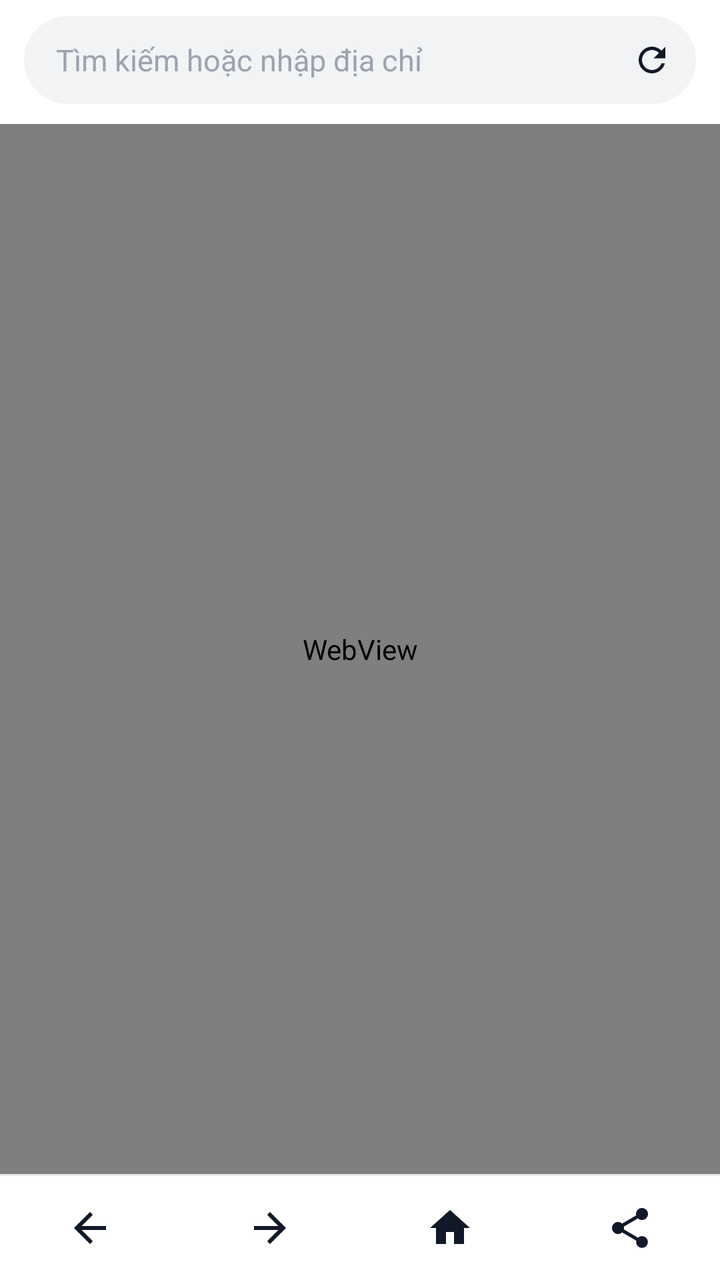
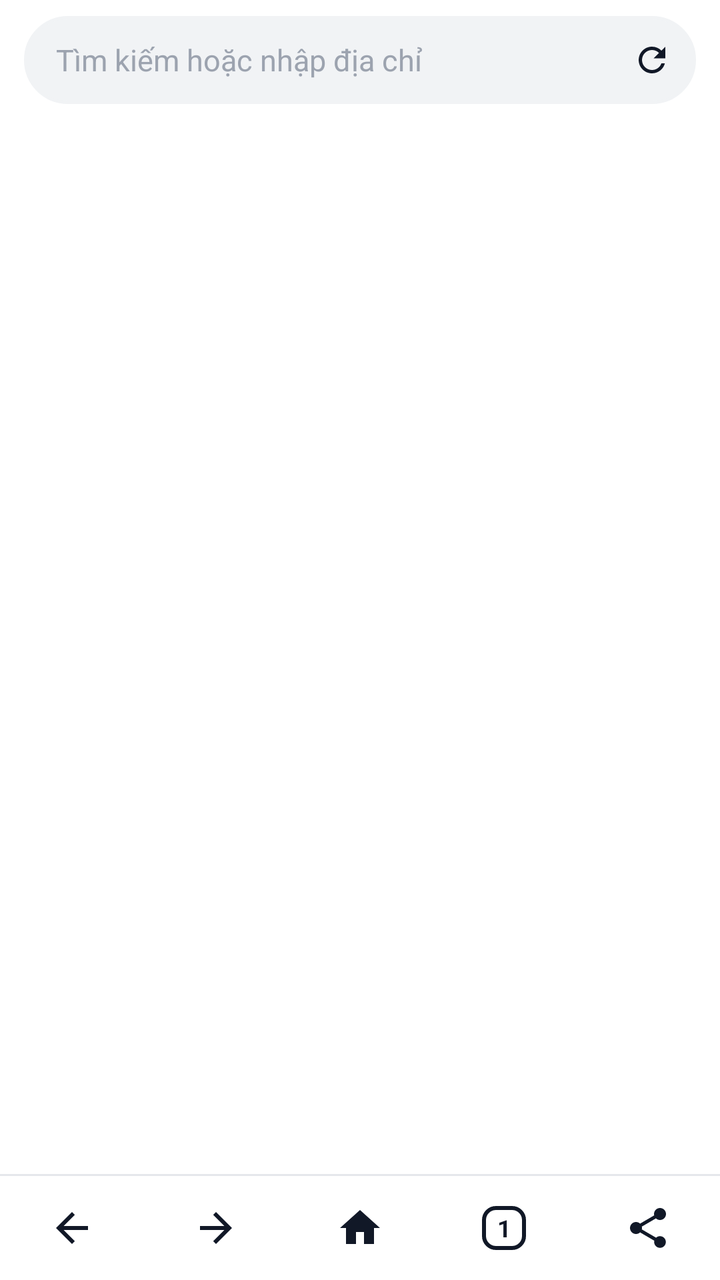

Before-and-after screenshots of an Android layout around one commit, followed by the original layout XML and the change that was made.
<!-- AndroidManifest.xml: application theme Theme.LightBrowser -->
<!-- res/layout/activity_main.xml -->
<?xml version="1.0" encoding="utf-8"?>
<LinearLayout xmlns:android="http://schemas.android.com/apk/res/android"
    android:layout_width="match_parent"
    android:layout_height="match_parent"
    android:background="@color/white"
    android:fitsSystemWindows="true"
    android:orientation="vertical">

    <LinearLayout
        android:layout_width="match_parent"
        android:layout_height="wrap_content"
        android:background="@color/white"
        android:paddingStart="12dp"
        android:paddingTop="8dp"
        android:paddingEnd="12dp"
        android:paddingBottom="8dp">

        <LinearLayout
            android:id="@+id/addressPill"
            android:layout_width="match_parent"
            android:layout_height="44dp"
            android:background="@drawable/bg_pill"
            android:gravity="center_vertical"
            android:orientation="horizontal"
            android:paddingStart="16dp"
            android:paddingEnd="4dp">

            <EditText
                android:id="@+id/urlBar"
                android:layout_width="0dp"
                android:layout_height="match_parent"
                android:layout_weight="1"
                android:background="@null"
                android:hint="@string/hint_address"
                android:imeOptions="actionGo"
                android:importantForAutofill="no"
                android:inputType="textUri"
                android:maxLines="1"
                android:selectAllOnFocus="true"
                android:textColor="@color/ink"
                android:textColorHint="@color/ink_soft"
                android:textSize="15sp" />

            <ImageView
                android:id="@+id/btnReload"
                android:layout_width="36dp"
                android:layout_height="36dp"
                android:contentDescription="@string/cd_reload"
                android:padding="8dp"
                android:src="@drawable/ic_reload" />
        </LinearLayout>
    </LinearLayout>

    <ProgressBar
        android:id="@+id/progress"
        style="@style/Widget.AppCompat.ProgressBar.Horizontal"
        android:layout_width="match_parent"
        android:layout_height="2dp"
        android:indeterminate="false"
        android:max="100"
        android:progressDrawable="@drawable/progress_line"
        android:visibility="invisible" />

    <WebView
        android:id="@+id/webView"
        android:layout_width="match_parent"
        android:layout_height="0dp"
        android:layout_weight="1" />

    <View
        android:layout_width="match_parent"
        android:layout_height="1dp"
        android:background="@color/line" />

    <LinearLayout
        android:layout_width="match_parent"
        android:layout_height="52dp"
        android:background="@color/white"
        android:orientation="horizontal">

        <ImageView
            android:id="@+id/btnBack"
            android:layout_width="0dp"
            android:layout_height="match_parent"
            android:layout_weight="1"
            android:contentDescription="@string/cd_back"
            android:padding="14dp"
            android:src="@drawable/ic_back" />

        <ImageView
            android:id="@+id/btnForward"
            android:layout_width="0dp"
            android:layout_height="match_parent"
            android:layout_weight="1"
            android:contentDescription="@string/cd_forward"
            android:padding="14dp"
            android:src="@drawable/ic_forward" />

        <ImageView
            android:id="@+id/btnHome"
            android:layout_width="0dp"
            android:layout_height="match_parent"
            android:layout_weight="1"
            android:contentDescription="@string/cd_home"
            android:padding="14dp"
            android:src="@drawable/ic_home" />

        <ImageView
            android:id="@+id/btnShare"
            android:layout_width="0dp"
            android:layout_height="match_parent"
            android:layout_weight="1"
            android:contentDescription="@string/cd_share"
            android:padding="14dp"
            android:src="@drawable/ic_share" />
    </LinearLayout>
</LinearLayout>
<!-- resources referenced by this layout -->
<resources>
  <color name="ink">#111827</color>
  <color name="ink_soft">#9CA3AF</color>
  <color name="line">#E5E7EB</color>
  <color name="white">#FFFFFF</color>
  <!-- drawable bg_pill (drawable) -->
  <selector xmlns:android="http://schemas.android.com/apk/res/android">
      <item android:state_activated="true" android:drawable="@drawable/bg_pill_active" />
      <item android:drawable="@drawable/bg_pill_idle" />
  </selector>
  <!-- drawable ic_back (drawable) -->
  <vector xmlns:android="http://schemas.android.com/apk/res/android"
      android:width="24dp"
      android:height="24dp"
      android:viewportWidth="24"
      android:viewportHeight="24"
      android:tint="@color/ink">
      <path
          android:fillColor="#FF000000"
          android:pathData="M20,11H7.83l5.59,-5.59L12,4l-8,8 8,8 1.41,-1.41L7.83,13H20v-2z" />
  </vector>
  <!-- drawable ic_forward (drawable) -->
  <vector xmlns:android="http://schemas.android.com/apk/res/android"
      android:width="24dp"
      android:height="24dp"
      android:viewportWidth="24"
      android:viewportHeight="24"
      android:tint="@color/ink">
      <path
          android:fillColor="#FF000000"
          android:pathData="M12,4l-1.41,1.41L16.17,11H4v2h12.17l-5.58,5.59L12,20l8,-8z" />
  </vector>
  <!-- drawable ic_home (drawable) -->
  <vector xmlns:android="http://schemas.android.com/apk/res/android"
      android:width="24dp"
      android:height="24dp"
      android:viewportWidth="24"
      android:viewportHeight="24"
      android:tint="@color/ink">
      <path
          android:fillColor="#FF000000"
          android:pathData="M10,20v-6h4v6h5v-8h3L12,3 2,12h3v8z" />
  </vector>
  <string name="cd_back">Quay lại</string>
  <string name="cd_forward">Tiến tới</string>
  <string name="cd_home">Trang chủ</string>
  <string name="cd_reload">Tải lại</string>
  <string name="cd_share">Chia sẻ</string>
  <string name="hint_address">Tìm kiếm hoặc nhập địa chỉ</string>
  <style name="Theme.LightBrowser" parent="Theme.AppCompat.Light.NoActionBar">
          <item name="colorAccent">@color/accent</item>
          <item name="colorPrimary">@color/white</item>
          <item name="android:windowBackground">@color/white</item>
          <item name="android:statusBarColor">@color/white</item>
          <item name="android:navigationBarColor">@color/white</item>
          <item name="android:textColorHint">@color/ink_soft</item>
      </style>
  <!-- drawable bg_pill_active (drawable) -->
  <shape xmlns:android="http://schemas.android.com/apk/res/android" android:shape="rectangle">
      <solid android:color="@color/white" />
      <stroke android:width="1.5dp" android:color="@color/accent" />
      <corners android:radius="22dp" />
  </shape>
  <!-- drawable bg_pill_idle (drawable) -->
  <shape xmlns:android="http://schemas.android.com/apk/res/android" android:shape="rectangle">
      <solid android:color="@color/pill" />
      <stroke android:width="1.5dp" android:color="@color/pill" />
      <corners android:radius="22dp" />
  </shape>
  <color name="accent">#2563EB</color>
  <color name="pill">#F1F3F5</color>
  <!-- unchanged entries left out for length: 3 -->
</resources>

<!-- the commit's change to res/layout/activity_main.xml (unified diff, before → after) -->
@@ -1,117 +1,223 @@
 <?xml version="1.0" encoding="utf-8"?>
-<LinearLayout xmlns:android="http://schemas.android.com/apk/res/android"
+<FrameLayout xmlns:android="http://schemas.android.com/apk/res/android"
     android:layout_width="match_parent"
     android:layout_height="match_parent"
     android:background="@color/white"
-    android:fitsSystemWindows="true"
-    android:orientation="vertical">
+    android:fitsSystemWindows="true">
 
     <LinearLayout
         android:layout_width="match_parent"
-        android:layout_height="wrap_content"
-        android:background="@color/white"
-        android:paddingStart="12dp"
-        android:paddingTop="8dp"
-        android:paddingEnd="12dp"
-        android:paddingBottom="8dp">
+        android:layout_height="match_parent"
+        android:orientation="vertical">
 
         <LinearLayout
-            android:id="@+id/addressPill"
-            android:layout_width="match_parent"
-            android:layout_height="44dp"
-            android:background="@drawable/bg_pill"
-            android:gravity="center_vertical"
-            android:orientation="horizontal"
-            android:paddingStart="16dp"
-            android:paddingEnd="4dp">
-
-            <EditText
-                android:id="@+id/urlBar"
-                android:layout_width="0dp"
-                android:layout_height="match_parent"
-                android:layout_weight="1"
-                android:background="@null"
-                android:hint="@string/hint_address"
-                android:imeOptions="actionGo"
-                android:importantForAutofill="no"
-                android:inputType="textUri"
-                android:maxLines="1"
-                android:selectAllOnFocus="true"
-                android:textColor="@color/ink"
-                android:textColorHint="@color/ink_soft"
-                android:textSize="15sp" />
-
-            <ImageView
-                android:id="@+id/btnReload"
-                android:layout_width="36dp"
-                android:layout_height="36dp"
-                android:contentDescription="@string/cd_reload"
-                android:padding="8dp"
-                android:src="@drawable/ic_reload" />
+            android:layout_width="match_parent"
+            android:layout_height="wrap_content"
+            android:background="@color/white"
+            android:paddingStart="12dp"
+            android:paddingTop="8dp"
+            android:paddingEnd="12dp"
+            android:paddingBottom="8dp">
+
+            <LinearLayout
+                android:id="@+id/addressPill"
+                android:layout_width="match_parent"
+                android:layout_height="44dp"
+                android:background="@drawable/bg_pill"
+                android:gravity="center_vertical"
+                android:orientation="horizontal"
+                android:paddingStart="16dp"
+                android:paddingEnd="4dp">
+
+                <EditText
+                    android:id="@+id/urlBar"
+                    android:layout_width="0dp"
+                    android:layout_height="match_parent"
+                    android:layout_weight="1"
+                    android:background="@null"
+                    android:hint="@string/hint_address"
+                    android:imeOptions="actionGo"
+                    android:importantForAutofill="no"
+                    android:inputType="textUri"
+                    android:maxLines="1"
+                    android:selectAllOnFocus="true"
+                    android:textColor="@color/ink"
+                    android:textColorHint="@color/ink_soft"
+                    android:textSize="15sp" />
+
+                <ImageView
+                    android:id="@+id/btnReload"
+                    android:layout_width="36dp"
+                    android:layout_height="36dp"
+                    android:contentDescription="@string/cd_reload"
+                    android:padding="8dp"
+                    android:src="@drawable/ic_reload" />
+            </LinearLayout>
+        </LinearLayout>
+
+        <ProgressBar
+            android:id="@+id/progress"
+            style="@style/Widget.AppCompat.ProgressBar.Horizontal"
+            android:layout_width="match_parent"
+            android:layout_height="2dp"
+            android:indeterminate="false"
+            android:max="100"
+            android:progressDrawable="@drawable/progress_line"
+            android:visibility="invisible" />
+
+        <FrameLayout
+            android:id="@+id/webContainer"
+            android:layout_width="match_parent"
+            android:layout_height="0dp"
+            android:layout_weight="1" />
+
+        <View
+            android:layout_width="match_parent"
+            android:layout_height="1dp"
+            android:background="@color/line" />
+
+        <LinearLayout
+            android:layout_width="match_parent"
+            android:layout_height="52dp"
+            android:background="@color/white"
+            android:orientation="horizontal">
+
+            <ImageView
+                android:id="@+id/btnBack"
+                android:layout_width="0dp"
+                android:layout_height="match_parent"
+                android:layout_weight="1"
+                android:contentDescription="@string/cd_back"
+                android:padding="14dp"
+                android:src="@drawable/ic_back" />
+
+            <ImageView
+                android:id="@+id/btnForward"
+                android:layout_width="0dp"
+                android:layout_height="match_parent"
+                android:layout_weight="1"
+                android:contentDescription="@string/cd_forward"
+                android:padding="14dp"
+                android:src="@drawable/ic_forward" />
+
+            <ImageView
+                android:id="@+id/btnHome"
+                android:layout_width="0dp"
+                android:layout_height="match_parent"
+                android:layout_weight="1"
+                android:contentDescription="@string/cd_home"
+                android:padding="14dp"
+                android:src="@drawable/ic_home" />
+
+            <FrameLayout
+                android:id="@+id/btnTabs"
+                android:layout_width="0dp"
+                android:layout_height="match_parent"
+                android:layout_weight="1"
+                android:contentDescription="@string/cd_tabs">
+
+                <TextView
+                    android:id="@+id/tabCount"
+                    android:layout_width="22dp"
+                    android:layout_height="22dp"
+                    android:layout_gravity="center"
+                    android:background="@drawable/bg_tab_count"
+                    android:gravity="center"
+                    android:text="1"
+                    android:textColor="@color/ink"
+                    android:textSize="12sp"
+                    android:textStyle="bold" />
+            </FrameLayout>
+
+            <ImageView
+                android:id="@+id/btnShare"
+                android:layout_width="0dp"
+                android:layout_height="match_parent"
+                android:layout_weight="1"
+                android:contentDescription="@string/cd_share"
+                android:padding="14dp"
+                android:src="@drawable/ic_share" />
         </LinearLayout>
     </LinearLayout>
 
-    <ProgressBar
-        android:id="@+id/progress"
-        style="@style/Widget.AppCompat.ProgressBar.Horizontal"
+    
+    <LinearLayout
+        android:id="@+id/tabsOverlay"
         android:layout_width="match_parent"
-        android:layout_height="2dp"
-        android:indeterminate="false"
-        android:max="100"
-        android:progressDrawable="@drawable/progress_line"
-        android:visibility="invisible" />
-
-    <WebView
-        android:id="@+id/webView"
+        android:layout_height="match_parent"
+        android:background="@color/white"
+        android:clickable="true"
+        android:focusable="true"
+        android:orientation="vertical"
+        android:visibility="gone">
+
+        <TextView
+            android:layout_width="match_parent"
+            android:layout_height="wrap_content"
+            android:paddingStart="20dp"
+            android:paddingTop="16dp"
+            android:paddingEnd="20dp"
+            android:paddingBottom="8dp"
+            android:text="@string/tabs_title"
+            android:textColor="@color/ink"
+            android:textSize="20sp"
+            android:textStyle="bold" />
+
+        <ScrollView
+            android:layout_width="match_parent"
+            android:layout_height="0dp"
+            android:layout_weight="1"
+            android:clipToPadding="false"
+            android:paddingStart="12dp"
+            android:paddingTop="4dp"
+            android:paddingEnd="12dp"
+            android:paddingBottom="4dp">
+
+            <LinearLayout
+                android:id="@+id/tabList"
+                android:layout_width="match_parent"
+                android:layout_height="wrap_content"
+                android:orientation="vertical" />
+        </ScrollView>
+
+        <LinearLayout
+            android:layout_width="match_parent"
+            android:layout_height="wrap_content"
+            android:orientation="horizontal"
+            android:padding="12dp">
+
+            <TextView
+                android:id="@+id/btnNewTab"
+                android:layout_width="0dp"
+                android:layout_height="48dp"
+                android:layout_marginEnd="8dp"
+                android:layout_weight="1"
+                android:background="@drawable/bg_btn_primary"
+                android:gravity="center"
+                android:text="@string/new_tab"
+                android:textColor="@color/white"
+                android:textSize="15sp"
+                android:textStyle="bold" />
+
+            <TextView
+                android:id="@+id/btnDone"
+                android:layout_width="0dp"
+                android:layout_height="48dp"
+                android:layout_weight="1"
+                android:background="@drawable/bg_btn_soft"
+                android:gravity="center"
+                android:text="@string/done"
+                android:textColor="@color/ink"
+                android:textSize="15sp"
+                android:textStyle="bold" />
+        </LinearLayout>
+    </LinearLayout>
+
+    
+    <FrameLayout
+        android:id="@+id/fullscreenHost"
         android:layout_width="match_parent"
-        android:layout_height="0dp"
-        android:layout_weight="1" />
-
-    <View
-        android:layout_width="match_parent"
-        android:layout_height="1dp"
-        android:background="@color/line" />
-
-    <LinearLayout
-        android:layout_width="match_parent"
-        android:layout_height="52dp"
-        android:background="@color/white"
-        android:orientation="horizontal">
-
-        <ImageView
-            android:id="@+id/btnBack"
-            android:layout_width="0dp"
-            android:layout_height="match_parent"
-            android:layout_weight="1"
-            android:contentDescription="@string/cd_back"
-            android:padding="14dp"
-            android:src="@drawable/ic_back" />
-
-        <ImageView
-            android:id="@+id/btnForward"
-            android:layout_width="0dp"
-            android:layout_height="match_parent"
-            android:layout_weight="1"
-            android:contentDescription="@string/cd_forward"
-            android:padding="14dp"
-            android:src="@drawable/ic_forward" />
-
-        <ImageView
-            android:id="@+id/btnHome"
-            android:layout_width="0dp"
-            android:layout_height="match_parent"
-            android:layout_weight="1"
-            android:contentDescription="@string/cd_home"
-            android:padding="14dp"
-            android:src="@drawable/ic_home" />
-
-        <ImageView
-            android:id="@+id/btnShare"
-            android:layout_width="0dp"
-            android:layout_height="match_parent"
-            android:layout_weight="1"
-            android:contentDescription="@string/cd_share"
-            android:padding="14dp"
-            android:src="@drawable/ic_share" />
-    </LinearLayout>
-</LinearLayout>
+        android:layout_height="match_parent"
+        android:background="#000000"
+        android:visibility="gone" />
+</FrameLayout>
<!-- resource entries referenced after the edit -->
@@ -4,11 +4,26 @@
   <color name="ink_soft">#9CA3AF</color>
   <color name="line">#E5E7EB</color>
   <color name="white">#FFFFFF</color>
+  <!-- drawable bg_btn_primary (drawable) -->
+  <shape xmlns:android="http://schemas.android.com/apk/res/android" android:shape="rectangle">
+      <solid android:color="@color/accent" />
+      <corners android:radius="24dp" />
+  </shape>
+  <!-- drawable bg_btn_soft (drawable) -->
+  <shape xmlns:android="http://schemas.android.com/apk/res/android" android:shape="rectangle">
+      <solid android:color="@color/pill" />
+      <corners android:radius="24dp" />
+  </shape>
   <!-- drawable bg_pill (drawable) -->
   <selector xmlns:android="http://schemas.android.com/apk/res/android">
       <item android:state_activated="true" android:drawable="@drawable/bg_pill_active" />
       <item android:drawable="@drawable/bg_pill_idle" />
   </selector>
+  <!-- drawable bg_tab_count (drawable) -->
+  <shape xmlns:android="http://schemas.android.com/apk/res/android" android:shape="rectangle">
+      <stroke android:width="2dp" android:color="@color/ink" />
+      <corners android:radius="6dp" />
+  </shape>
   <!-- drawable ic_back (drawable) -->
   <vector xmlns:android="http://schemas.android.com/apk/res/android"
       android:width="24dp"
@@ -47,7 +62,11 @@
   <string name="cd_home">Trang chủ</string>
   <string name="cd_reload">Tải lại</string>
   <string name="cd_share">Chia sẻ</string>
+  <string name="cd_tabs">Các thẻ</string>
+  <string name="done">Xong</string>
   <string name="hint_address">Tìm kiếm hoặc nhập địa chỉ</string>
+  <string name="new_tab">+  Thẻ mới</string>
+  <string name="tabs_title">Các thẻ</string>
   <style name="Theme.LightBrowser" parent="Theme.AppCompat.Light.NoActionBar">
           <item name="colorAccent">@color/accent</item>
           <item name="colorPrimary">@color/white</item>
